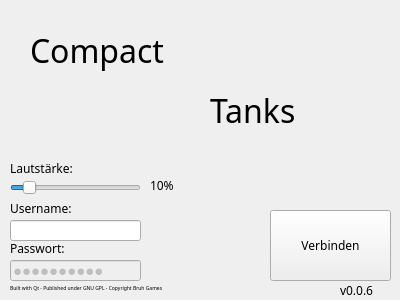
Old version of the form ui/frmlogin.ui in the repository C0dingschmuser/CompactTanks.
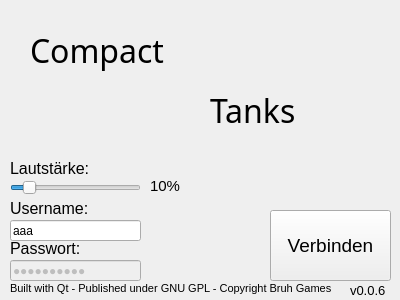
New version of the form.

The edit to the form file:
```diff
--- a/ui/frmlogin.ui
+++ b/ui/frmlogin.ui
@@ -29,10 +29,13 @@
    </property>
    <property name="font">
     <font>
-     <family>Pixeled</family>
-     <pointsize>7</pointsize>
+     <family>Arial</family>
+     <pointsize>9</pointsize>
     </font>
    </property>
+   <property name="text">
+    <string>aaa</string>
+   </property>
   </widget>
   <widget class="QLineEdit" name="edtPassword">
    <property name="enabled">
@@ -48,8 +51,8 @@
    </property>
    <property name="font">
     <font>
-     <family>Times New Roman</family>
-     <pointsize>11</pointsize>
+     <family>Arial</family>
+     <pointsize>9</pointsize>
     </font>
    </property>
    <property name="inputMask">
@@ -73,7 +76,8 @@
    </property>
    <property name="font">
     <font>
-     <family>Pixeled</family>
+     <family>Arial</family>
+     <pointsize>12</pointsize>
     </font>
    </property>
    <property name="text">
@@ -91,7 +95,8 @@
    </property>
    <property name="font">
     <font>
-     <family>Pixeled</family>
+     <family>Arial</family>
+     <pointsize>12</pointsize>
     </font>
    </property>
    <property name="text">
@@ -147,8 +152,8 @@
    </property>
    <property name="font">
     <font>
-     <family>Pixeled</family>
-     <pointsize>4</pointsize>
+     <family>Arial</family>
+     <pointsize>8</pointsize>
     </font>
    </property>
    <property name="text">
@@ -158,15 +163,16 @@
   <widget class="QLabel" name="label_6">
    <property name="geometry">
     <rect>
-     <x>340</x>
+     <x>350</x>
      <y>280</y>
-     <width>61</width>
+     <width>41</width>
      <height>20</height>
     </rect>
    </property>
    <property name="font">
     <font>
-     <family>Pixeled</family>
+     <family>Arial</family>
+     <pointsize>10</pointsize>
     </font>
    </property>
    <property name="text">
@@ -184,7 +190,8 @@
    </property>
    <property name="font">
     <font>
-     <family>Pixeled</family>
+     <family>Arial</family>
+     <pointsize>14</pointsize>
     </font>
    </property>
    <property name="text">
@@ -202,7 +209,8 @@
    </property>
    <property name="font">
     <font>
-     <family>Pixeled</family>
+     <family>Arial</family>
+     <pointsize>12</pointsize>
     </font>
    </property>
    <property name="text">
@@ -239,7 +247,8 @@
    </property>
    <property name="font">
     <font>
-     <family>Pixeled</family>
+     <family>Arial</family>
+     <pointsize>11</pointsize>
     </font>
    </property>
    <property name="text">
```
